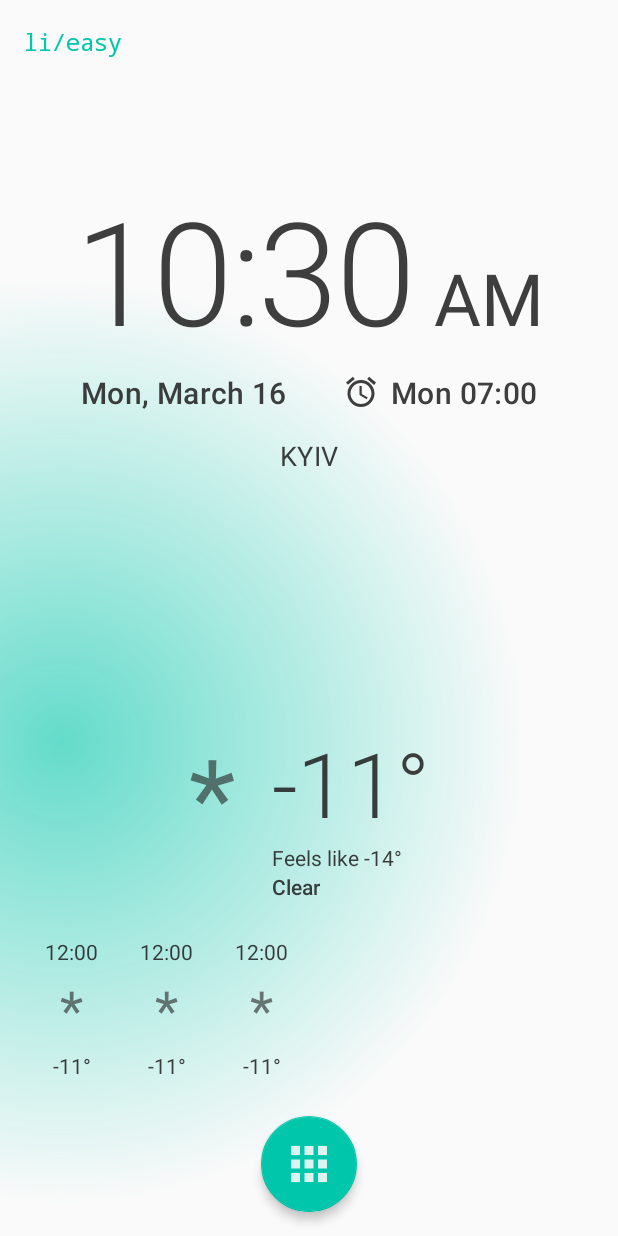
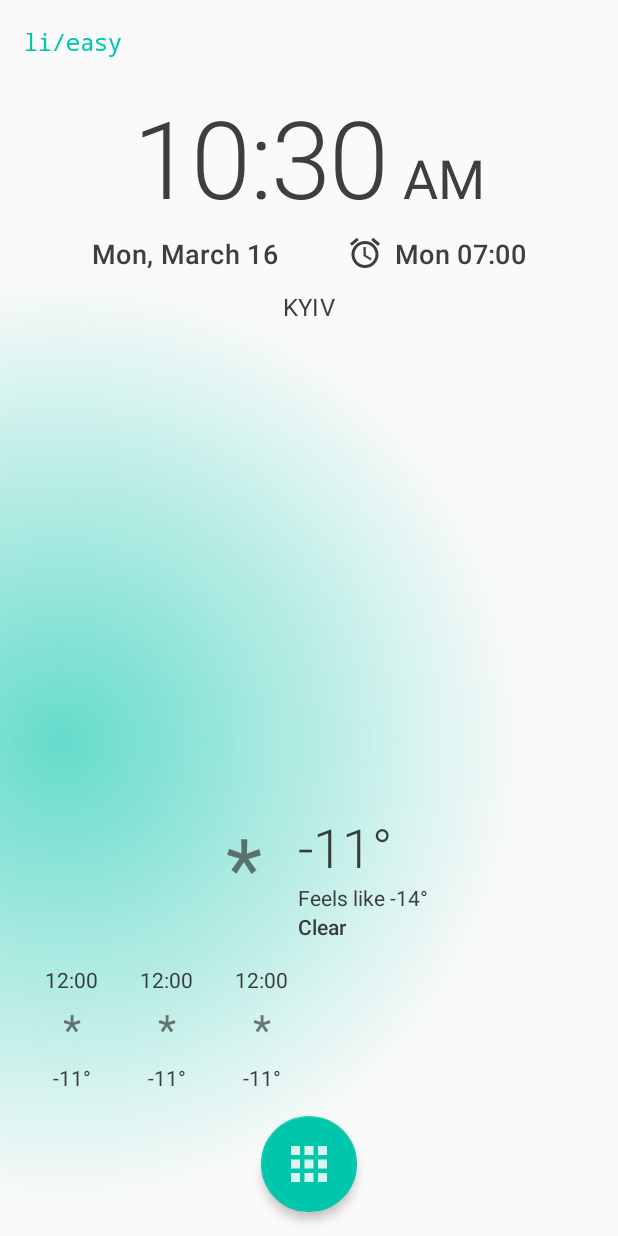
Before and after one commit to asherepenko/launchiteasy, an Android app: the layout fragment_home.xml on its own in the app's theme, with its tools: preview values and no code run, on a phone screen of 412 x 824 dp. Run offline under Robolectric (Android 15) with nearby library versions, the phone set to English and light mode, and no system bars.

Commit message:
Fix multiple screen support. Add logging

```diff
--- a/app/src/main/java/com/sherepenko/android/launchiteasy/repositories/RemoteBoundResource.kt
+++ b/app/src/main/java/com/sherepenko/android/launchiteasy/repositories/RemoteBoundResource.kt
@@ -26,6 +26,8 @@ internal abstract class RemoteBoundResource<LocalDataType, RemoteDataType> {
 
             if (shouldFetchRemoteData(localData)) {
                 try {
+                    Timber.tag(TAG).d("Fetching remote data...")
+
                     val remoteData = getRemoteData()
 
                     Timber.tag(TAG).d("Remote data loaded successfully")
@@ -58,7 +60,7 @@ internal abstract class RemoteBoundResource<LocalDataType, RemoteDataType> {
                     )
                 )
 
-                Timber.tag(TAG).i("SUCCESS: Return data from local DB without update")
+                Timber.tag(TAG).i("SUCCESS: Return data from local DB without fetching remote")
             }
         }
 
--- a/app/src/main/java/com/sherepenko/android/launchiteasy/ui/activities/BaseActivity.kt
+++ b/app/src/main/java/com/sherepenko/android/launchiteasy/ui/activities/BaseActivity.kt
@@ -6,6 +6,7 @@ import androidx.annotation.LayoutRes
 import androidx.appcompat.app.AppCompatActivity
 import com.google.firebase.analytics.FirebaseAnalytics
 import io.github.inflationx.viewpump.ViewPumpContextWrapper
+import timber.log.Timber
 
 abstract class BaseActivity(@LayoutRes private val contentLayoutRes: Int) : AppCompatActivity() {
 
@@ -24,6 +25,7 @@ abstract class BaseActivity(@LayoutRes private val contentLayoutRes: Int) : AppC
     }
 
     private fun setCurrentScreen() {
+        Timber.d("Current activity: ${javaClass.simpleName}")
         FirebaseAnalytics.getInstance(this@BaseActivity)
             .setCurrentScreen(this@BaseActivity, javaClass.simpleName, null)
     }
--- a/app/src/main/java/com/sherepenko/android/launchiteasy/ui/fragments/BaseFragment.kt
+++ b/app/src/main/java/com/sherepenko/android/launchiteasy/ui/fragments/BaseFragment.kt
@@ -8,6 +8,7 @@ import androidx.annotation.LayoutRes
 import androidx.fragment.app.Fragment
 import com.google.firebase.analytics.FirebaseAnalytics
 import org.koin.core.KoinComponent
+import timber.log.Timber
 
 abstract class BaseFragment(
     @LayoutRes private val contentLayoutRes: Int
@@ -26,6 +27,7 @@ abstract class BaseFragment(
     }
 
     private fun setCurrentScreen() {
+        Timber.d("Current fragment: ${javaClass.simpleName}")
         FirebaseAnalytics.getInstance(requireActivity())
             .setCurrentScreen(requireActivity(), javaClass.simpleName, null)
     }
--- a/app/src/main/res/layout/fragment_home.xml
+++ b/app/src/main/res/layout/fragment_home.xml
@@ -72,7 +72,7 @@
             <!-- Clock widget -->
             <TextClock
                     android:id="@+id/currentTimeView"
-                    style="@style/Base.Theme.App.TextAppearance.Headline1"
+                    style="@style/Base.Theme.App.TextAppearance.CurrentTime"
                     android:layout_width="wrap_content"
                     android:layout_height="wrap_content"
                     android:format12Hour="hh:mm"
@@ -88,7 +88,7 @@
 
             <TextClock
                     android:id="@+id/currentTimeAmPmView"
-                    style="@style/Base.Theme.App.TextAppearance.Headline3"
+                    style="@style/Base.Theme.App.TextAppearance.CurrentTimeAmPm"
                     android:layout_width="wrap_content"
                     android:layout_height="wrap_content"
                     android:format12Hour=" a"
--- a/app/src/main/res/values/dimens.xml
+++ b/app/src/main/res/values-hdpi/dimens.xml
@@ -1,17 +1,17 @@
 <?xml version="1.0" encoding="utf-8"?>
 <resources>
-    <dimen name="headline1_font_size">96sp</dimen>
-    <dimen name="headline2_font_size">60sp</dimen>
-    <dimen name="headline3_font_size">48sp</dimen>
-    <dimen name="headline4_font_size">34sp</dimen>
-    <dimen name="headline5_font_size">24sp</dimen>
-    <dimen name="headline6_font_size">20sp</dimen>
+    <dimen name="headline1_font_size">72sp</dimen>
+    <dimen name="headline2_font_size">48sp</dimen>
+    <dimen name="headline3_font_size">36sp</dimen>
+    <dimen name="headline4_font_size">26sp</dimen>
+    <dimen name="headline5_font_size">20sp</dimen>
+    <dimen name="headline6_font_size">18sp</dimen>
 
-    <dimen name="subtitle1_font_size">18sp</dimen>
-    <dimen name="subtitle2_font_size">16sp</dimen>
+    <dimen name="subtitle1_font_size">16sp</dimen>
+    <dimen name="subtitle2_font_size">14sp</dimen>
 
-    <dimen name="body1_font_size">16sp</dimen>
-    <dimen name="body2_font_size">14sp</dimen>
+    <dimen name="body1_font_size">14sp</dimen>
+    <dimen name="body2_font_size">12sp</dimen>
 
     <dimen name="button_font_size">14sp</dimen>
 
@@ -41,18 +41,18 @@
     <dimen name="content_guideline_bottom">@dimen/default_margin_vertical</dimen>
 
     <dimen name="toolbar_content_inset_start">32dp</dimen>
-    <dimen name="toolbar_max_height">108dp</dimen>
+    <dimen name="toolbar_max_height">88dp</dimen>
 
     <dimen name="toolbar_font_size">16sp</dimen>
 
     <dimen name="app_logo_font_size">16sp</dimen>
 
-    <dimen name="app_item_width">108dp</dimen>
+    <dimen name="app_item_width">88dp</dimen>
     <dimen name="app_item_padding_horizontal">@dimen/default_padding_horizontal</dimen>
     <dimen name="app_item_padding_vertical">16dp</dimen>
 
-    <dimen name="app_item_icon_width">56dp</dimen>
-    <dimen name="app_item_icon_height">56dp</dimen>
+    <dimen name="app_item_icon_width">48dp</dimen>
+    <dimen name="app_item_icon_height">48dp</dimen>
 
     <dimen name="app_item_label_margin_top">8dp</dimen>
 
@@ -60,26 +60,28 @@
     <dimen name="app_list_margin_end">4dp</dimen>
     <dimen name="app_list_padding_horizontal">4dp</dimen>
 
-    <item format="float" name="current_time_bias_vertical" type="dimen">0.1</item>
+    <item format="float" name="current_time_bias_vertical" type="dimen">0.0</item>
+
+    <dimen name="current_time_font_size">@dimen/headline1_font_size</dimen>
 
     <dimen name="current_date_margin_top">4dp</dimen>
 
-    <dimen name="current_location_margin_top">@dimen/default_margin_vertical</dimen>
+    <dimen name="current_location_margin_top">12dp</dimen>
 
     <dimen name="current_temperature_margin_start">24dp</dimen>
     <dimen name="current_temperature_margin_top">4dp</dimen>
 
-    <dimen name="current_temperature_font_size">@dimen/headline2_font_size</dimen>
+    <dimen name="current_temperature_font_size">36sp</dimen>
 
-    <dimen name="current_weather_icon_font_size">72sp</dimen>
+    <dimen name="current_weather_icon_font_size">56sp</dimen>
 
-    <dimen name="forecast_margin_vertical">@dimen/default_margin_vertical</dimen>
+    <dimen name="forecast_margin_vertical">8dp</dimen>
 
     <dimen name="forecast_item_padding_horizontal">14dp</dimen>
     <dimen name="forecast_item_padding_vertical">@dimen/default_padding_vertical</dimen>
 
     <dimen name="forecast_item_icon_margin_vertical">4dp</dimen>
-    <dimen name="forecast_item_icon_font_size">36sp</dimen>
+    <dimen name="forecast_item_icon_font_size">28sp</dimen>
 
     <dimen name="all_apps_button_size">64dp</dimen>
     <dimen name="all_apps_button_icon_size">36dp</dimen>
--- /dev/null
+++ b/app/src/main/res/values-long-hdpi/dimens.xml
@@ -0,0 +1,92 @@
+<?xml version="1.0" encoding="utf-8"?>
+<resources>
+    <dimen name="headline1_font_size">72sp</dimen>
+    <dimen name="headline2_font_size">48sp</dimen>
+    <dimen name="headline3_font_size">36sp</dimen>
+    <dimen name="headline4_font_size">26sp</dimen>
+    <dimen name="headline5_font_size">20sp</dimen>
+    <dimen name="headline6_font_size">18sp</dimen>
+
+    <dimen name="subtitle1_font_size">16sp</dimen>
+    <dimen name="subtitle2_font_size">14sp</dimen>
+
+    <dimen name="body1_font_size">14sp</dimen>
+    <dimen name="body2_font_size">12sp</dimen>
+
+    <dimen name="button_font_size">14sp</dimen>
+
+    <dimen name="caption_font_size">12sp</dimen>
+
+    <dimen name="overline_font_size">10sp</dimen>
+
+    <dimen name="small_component_corner_size">50%p</dimen>
+    <dimen name="medium_component_corner_size">16dp</dimen>
+    <dimen name="large_component_corner_size">20dp</dimen>
+
+    <dimen name="default_margin_horizontal">16dp</dimen>
+    <dimen name="default_margin_vertical">16dp</dimen>
+
+    <dimen name="default_padding_horizontal">8dp</dimen>
+    <dimen name="default_padding_vertical">8dp</dimen>
+
+    <dimen name="default_drawable_padding">@dimen/default_padding_horizontal</dimen>
+
+    <dimen name="default_font_size">@dimen/body2_font_size</dimen>
+
+    <dimen name="default_fading_edge_length">24dp</dimen>
+
+    <dimen name="content_guideline_start">@dimen/default_margin_horizontal</dimen>
+    <dimen name="content_guideline_end">@dimen/default_margin_horizontal</dimen>
+    <dimen name="content_guideline_top">@dimen/default_margin_vertical</dimen>
+    <dimen name="content_guideline_bottom">@dimen/default_margin_vertical</dimen>
+
+    <dimen name="toolbar_content_inset_start">32dp</dimen>
+    <dimen name="toolbar_max_height">88dp</dimen>
+
+    <dimen name="toolbar_font_size">16sp</dimen>
+
+    <dimen name="app_logo_font_size">16sp</dimen>
+
+    <dimen name="app_item_width">88dp</dimen>
+    <dimen name="app_item_padding_horizontal">@dimen/default_padding_horizontal</dimen>
+    <dimen name="app_item_padding_vertical">16dp</dimen>
+
+    <dimen name="app_item_icon_width">48dp</dimen>
+    <dimen name="app_item_icon_height">48dp</dimen>
+
+    <dimen name="app_item_label_margin_top">8dp</dimen>
+
+    <dimen name="app_list_margin_start">0dp</dimen>
+    <dimen name="app_list_margin_end">4dp</dimen>
+    <dimen name="app_list_padding_horizontal">4dp</dimen>
+
+    <item format="float" name="current_time_bias_vertical" type="dimen">0.0</item>
+
+    <dimen name="current_time_font_size">@dimen/headline1_font_size</dimen>
+
+    <dimen name="current_date_margin_top">4dp</dimen>
+
+    <dimen name="current_location_margin_top">12dp</dimen>
+
+    <dimen name="current_temperature_margin_start">24dp</dimen>
+    <dimen name="current_temperature_margin_top">4dp</dimen>
+
+    <dimen name="current_temperature_font_size">36sp</dimen>
+
+    <dimen name="current_weather_icon_font_size">56sp</dimen>
+
+    <dimen name="forecast_margin_vertical">8dp</dimen>
+
+    <dimen name="forecast_item_padding_horizontal">14dp</dimen>
+    <dimen name="forecast_item_padding_vertical">@dimen/default_padding_vertical</dimen>
+
+    <dimen name="forecast_item_icon_margin_vertical">4dp</dimen>
+    <dimen name="forecast_item_icon_font_size">28sp</dimen>
+
+    <dimen name="all_apps_button_size">64dp</dimen>
+    <dimen name="all_apps_button_icon_size">36dp</dimen>
+    <dimen name="all_apps_button_elevation">4dp</dimen>
+
+    <dimen name="all_apps_toolbar_title_margin_top">@dimen/default_margin_vertical</dimen>
+
+</resources>
--- /dev/null
+++ b/app/src/main/res/values-long-xhdpi/dimens.xml
@@ -0,0 +1,30 @@
+<?xml version="1.0" encoding="utf-8"?>
+<resources>
+    <dimen name="headline1_font_size">96sp</dimen>
+    <dimen name="headline2_font_size">60sp</dimen>
+    <dimen name="headline3_font_size">48sp</dimen>
+    <dimen name="headline4_font_size">34sp</dimen>
+    <dimen name="headline5_font_size">24sp</dimen>
+    <dimen name="headline6_font_size">20sp</dimen>
+
+    <dimen name="body1_font_size">16sp</dimen>
+    <dimen name="body2_font_size">14sp</dimen>
+
+    <dimen name="toolbar_max_height">108dp</dimen>
+
+    <dimen name="app_item_width">96dp</dimen>
+
+    <dimen name="app_item_icon_width">52dp</dimen>
+    <dimen name="app_item_icon_height">52dp</dimen>
+
+    <dimen name="current_time_font_size">80sp</dimen>
+
+    <dimen name="current_location_margin_top">@dimen/default_margin_vertical</dimen>
+
+    <dimen name="current_temperature_font_size">52sp</dimen>
+
+    <dimen name="current_weather_icon_font_size">72sp</dimen>
+
+    <dimen name="forecast_item_icon_font_size">32sp</dimen>
+
+</resources>
--- /dev/null
+++ b/app/src/main/res/values-long-xxhdpi/dimens.xml
@@ -0,0 +1,21 @@
+<?xml version="1.0" encoding="utf-8"?>
+<resources>
+    <dimen name="subtitle1_font_size">18sp</dimen>
+    <dimen name="subtitle2_font_size">16sp</dimen>
+
+    <dimen name="app_item_width">102dp</dimen>
+
+    <dimen name="app_item_icon_width">56dp</dimen>
+    <dimen name="app_item_icon_height">56dp</dimen>
+
+    <item format="float" name="current_time_bias_vertical" type="dimen">0.1</item>
+
+    <dimen name="current_time_font_size">@dimen/headline1_font_size</dimen>
+
+    <dimen name="current_temperature_font_size">@dimen/headline2_font_size</dimen>
+
+    <dimen name="forecast_margin_vertical">@dimen/default_margin_vertical</dimen>
+
+    <dimen name="forecast_item_icon_font_size">36sp</dimen>
+
+</resources>
--- /dev/null
+++ b/app/src/main/res/values-xhdpi/dimens.xml
@@ -0,0 +1,30 @@
+<?xml version="1.0" encoding="utf-8"?>
+<resources>
+    <dimen name="headline1_font_size">96sp</dimen>
+    <dimen name="headline2_font_size">60sp</dimen>
+    <dimen name="headline3_font_size">48sp</dimen>
+    <dimen name="headline4_font_size">34sp</dimen>
+    <dimen name="headline5_font_size">24sp</dimen>
+    <dimen name="headline6_font_size">20sp</dimen>
+
+    <dimen name="body1_font_size">16sp</dimen>
+    <dimen name="body2_font_size">14sp</dimen>
+
+    <dimen name="toolbar_max_height">108dp</dimen>
+
+    <dimen name="app_item_width">96dp</dimen>
+
+    <dimen name="app_item_icon_width">52dp</dimen>
+    <dimen name="app_item_icon_height">52dp</dimen>
+
+    <dimen name="current_time_font_size">80sp</dimen>
+
+    <dimen name="current_location_margin_top">@dimen/default_margin_vertical</dimen>
+
+    <dimen name="current_temperature_font_size">52sp</dimen>
+
+    <dimen name="current_weather_icon_font_size">72sp</dimen>
+
+    <dimen name="forecast_item_icon_font_size">32sp</dimen>
+
+</resources>
--- /dev/null
+++ b/app/src/main/res/values-xxhdpi/dimens.xml
@@ -0,0 +1,17 @@
+<?xml version="1.0" encoding="utf-8"?>
+<resources>
+    <dimen name="subtitle1_font_size">18sp</dimen>
+    <dimen name="subtitle2_font_size">16sp</dimen>
+
+    <dimen name="app_item_width">96dp</dimen>
+
+    <dimen name="app_item_icon_width">56dp</dimen>
+    <dimen name="app_item_icon_height">56dp</dimen>
+
+    <dimen name="current_time_font_size">86sp</dimen>
+
+    <dimen name="current_temperature_font_size">56sp</dimen>
+
+    <dimen name="forecast_item_icon_font_size">34sp</dimen>
+
+</resources>
--- /dev/null
+++ b/app/src/main/res/values-xxxhdpi/dimens.xml
@@ -0,0 +1,21 @@
+<?xml version="1.0" encoding="utf-8"?>
+<resources>
+    <dimen name="subtitle1_font_size">18sp</dimen>
+    <dimen name="subtitle2_font_size">16sp</dimen>
+
+    <dimen name="app_item_width">108dp</dimen>
+
+    <dimen name="app_item_icon_width">56dp</dimen>
+    <dimen name="app_item_icon_height">56dp</dimen>
+
+    <item format="float" name="current_time_bias_vertical" type="dimen">0.1</item>
+
+    <dimen name="current_time_font_size">@dimen/headline1_font_size</dimen>
+
+    <dimen name="current_temperature_font_size">@dimen/headline2_font_size</dimen>
+
+    <dimen name="forecast_margin_vertical">@dimen/default_margin_vertical</dimen>
+
+    <dimen name="forecast_item_icon_font_size">36sp</dimen>
+
+</resources>
--- a/app/src/main/res/values/styles.xml
+++ b/app/src/main/res/values/styles.xml
@@ -3,7 +3,9 @@
         xmlns:tools="http://schemas.android.com/tools">
 
     <style name="Theme.App" parent="Base.Theme.App">
-        <item name="android:windowLightStatusBar" tools:targetApi="23">true</item>
+        <item name="android:windowLightStatusBar">true</item>
+        <item name="android:navigationBarColor">?attr/colorPrimary</item>
+        <item name="android:windowLightNavigationBar" tools:targetApi="27">true</item>
     </style>
 
     <style name="Base.Theme.App" parent="Theme.MaterialComponents.Light.NoActionBar">
@@ -242,6 +244,12 @@
         <item name="android:textColor">?attr/colorSecondary</item>
     </style>
 
+    <style name="Base.Theme.App.TextAppearance.CurrentTime" parent="Base.Theme.App.TextAppearance.Headline1">
+        <item name="android:textSize">@dimen/current_time_font_size</item>
+    </style>
+
+    <style name="Base.Theme.App.TextAppearance.CurrentTimeAmPm" parent="Base.Theme.App.TextAppearance.Headline3" />
+
     <style name="Base.Theme.App.TextAppearance.CurrentTemperature" parent="Base.Theme.App.TextAppearance.Headline2">
         <item name="android:textSize">@dimen/current_temperature_font_size</item>
     </style>
```
Also changed, not shown: app/src/main/java/com/sherepenko/android/launchiteasy/livedata/AppStateLiveData.kt (+9 -0 lines), app/src/main/java/com/sherepenko/android/launchiteasy/livedata/ConnectivityLiveData.kt (+10 -1 lines), app/src/main/java/com/sherepenko/android/launchiteasy/livedata/LocationLiveData.kt (+23 -2 lines), app/src/main/java/com/sherepenko/android/launchiteasy/providers/WeatherDataSource.kt (+13 -4 lines), app/src/main/java/com/sherepenko/android/launchiteasy/ui/fragments/HomeFragment.kt (+9 -1 lines), app/src/main/java/com/sherepenko/android/launchiteasy/ui/fragments/LauncherFragment.kt (+10 -0 lines), app/src/main/java/com/sherepenko/android/launchiteasy/ui/fragments/SplashFragment.kt (+8 -7 lines), app/src/main/java/com/sherepenko/android/launchiteasy/utils/UiExtensions.kt (+7 -0 lines).
